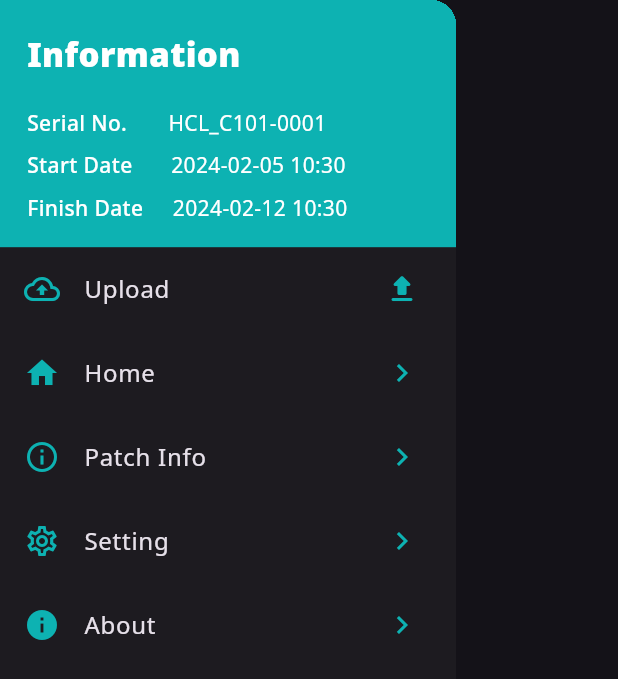
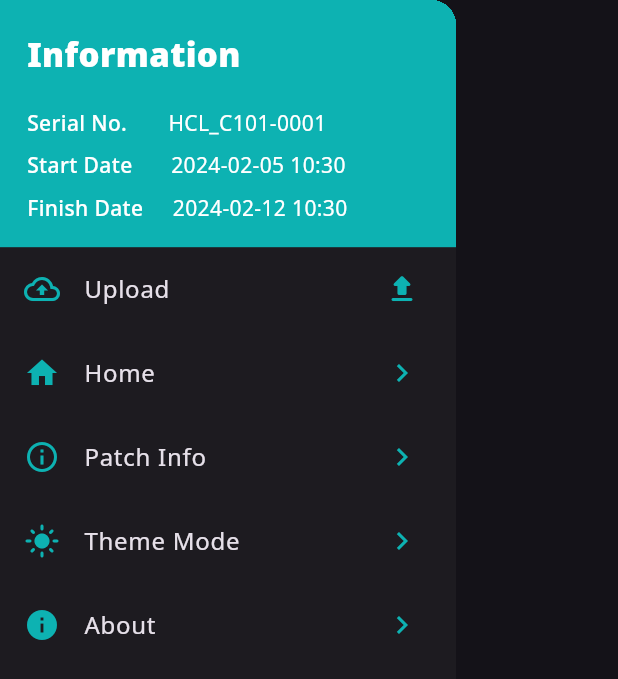
Before and after one commit to gyeongmo89/ecg_app, a Flutter app: the MenuDrawer widget shown alone on an empty page, opened directly, on a phone screen of 412 x 824 dp. Shown: the top 679 px of the screen. Run offline on Flutter 3.47's test engine with Material 3 defaults, Android fonts, the phone set to English and light mode, and no system bars; our stand-ins replace dio, drift, firebase_core, firebase_messaging, fl_chart, flutter_blue_plus and 6 more; accounts and stored records are empty; generated files the repository leaves out were written again.

Commit message:
테마별 아이콘 변경적용

```diff
--- a/lib/common/component/menu_drawer.dart
+++ b/lib/common/component/menu_drawer.dart
@@ -35,9 +35,23 @@ class _MenuDrawerState extends State<MenuDrawer> {
   @override
   void initState() {
     super.initState();
-    _loadThemeMode();
+    final themeProvider = Provider.of<ThemeProvider>(context, listen: false);
+    _themeMode = themeProvider.themeMode;
+    themeProvider.addListener(_updateThemeMode);
+  }
+  void _updateThemeMode() {
+    final themeProvider = Provider.of<ThemeProvider>(context, listen: false);
+    setState(() {
+      _themeMode = themeProvider.themeMode;
+    });
   }
 
+  @override
+  void dispose() {
+    final themeProvider = Provider.of<ThemeProvider>(context, listen: false);
+    themeProvider.removeListener(_updateThemeMode);
+    super.dispose();
+  }
 
 
   void _showThemeDialog(BuildContext context) {
@@ -367,11 +381,13 @@ class _MenuDrawerState extends State<MenuDrawer> {
           ),
 
           ListTile(
-            leading: Icon(Icons.settings_outlined),
+            // leading: Icon(Icons.settings_outlined),
+            // leading: Icon(Icons.light_mode),
+            leading: Icon(_themeMode == ThemeMode.dark ? Icons.light_mode : Icons.dark_mode),
             iconColor: PRIMARY_COLOR2,
             focusColor: Colors.purple,
             title: Text(
-              "Setting",
+              "Theme Mode",
             ),
             onTap: () {
               _showThemeDialog(context);
```
